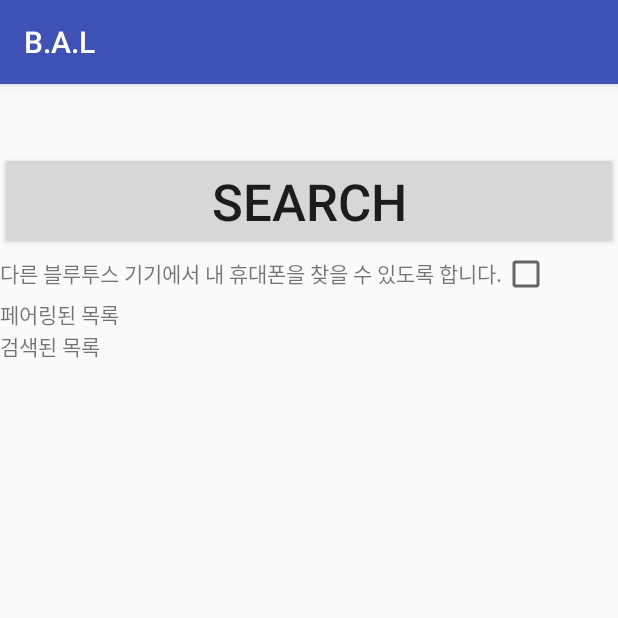
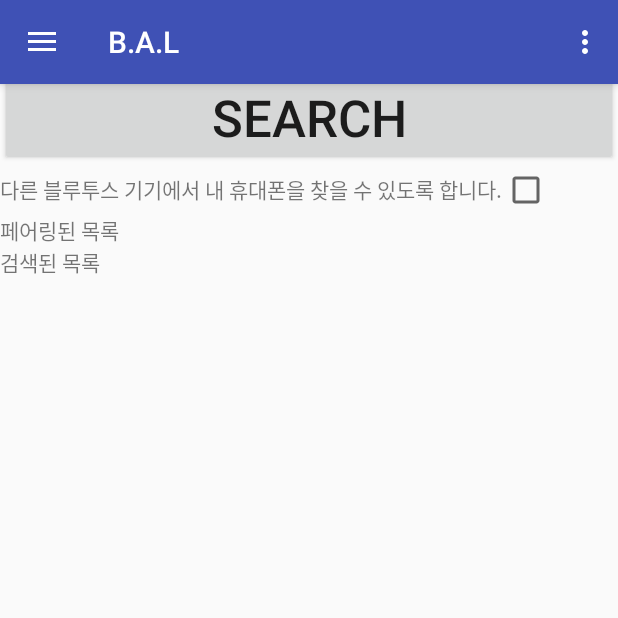
Before and after one commit to jooo0ooo/B.A.L, an Android app: the BluetoothActivity screen opened directly, with no data from a screen before it, on a phone screen of 412 x 824 dp, the top half of it. Run offline under Robolectric (Android 15) with nearby library versions, the phone set to English and light mode, and no system bars; our stand-ins replace CircleImageView; libraries missing offline, so code that uses them is left out: com.androidquery, com.kakao.auth; 2 statements that could not run were skipped.

Commit message:
bluetooth, gps menu with drawer making app icon backpress -> If the User Press the 'BackButton' AGAIN within 2SECONDS, the Application will be terminated

```diff
--- a/app/src/main/AndroidManifest.xml
+++ b/app/src/main/AndroidManifest.xml
@@ -10,7 +10,7 @@
     <application
         android:name=".App"
         android:allowBackup="true"
-        android:icon="@mipmap/ic_launcher"
+        android:icon="@drawable/app_icon"
         android:label="@string/app_name"
         android:roundIcon="@mipmap/ic_launcher_round"
         android:supportsRtl="true"
@@ -43,7 +43,9 @@
 
         </activity>
 
-        <activity android:name=".BluetoothActivity"></activity>
+        <activity
+            android:name=".BluetoothActivity"
+            android:theme="@style/AppTheme.NoActionBar">></activity>
 
         <meta-data
             android:name="com.kakao.sdk.AppKey"
--- /dev/null
+++ b/app/src/main/java/com/pingrae/bal/BackPressClose.java
@@ -0,0 +1,37 @@
+package com.pingrae.bal;
+
+import android.app.Activity;
+import android.support.v4.app.ActivityCompat;
+import android.widget.Toast;
+
+
+//WHAT is the FUNCTION of this class
+//If the User Press the 'BackButton', the Application will be terminated
+public class BackPressClose {
+    private long backkey_pressed_time = 0;
+    private Toast toast;
+    private Activity activity;
+
+    public BackPressClose(Activity context) {
+        this.activity = context;
+    }
+
+    //If the User Press the 'BackButton', The User Can see the Toast Message
+    //And then If the User Press the 'BackButton' AGAIN within 2SECONDS, the Application will be terminated
+    public void onBackPressed() {
+        if (System.currentTimeMillis() > backkey_pressed_time + 2000) {
+            backkey_pressed_time = System.currentTimeMillis();
+            showToast();
+            return;
+        }
+        if (System.currentTimeMillis() <= backkey_pressed_time + 2000) {
+            ActivityCompat.finishAffinity(activity);
+            toast.cancel();
+        }
+    }
+
+    private void showToast() {
+        toast = Toast.makeText(activity, "버튼을 한번 더 누르시면 종료됩니다.", Toast.LENGTH_SHORT);
+        toast.show();
+    }
+}
--- a/app/src/main/java/com/pingrae/bal/BluetoothActivity.java
+++ b/app/src/main/java/com/pingrae/bal/BluetoothActivity.java
@@ -11,20 +11,28 @@ import android.content.BroadcastReceiver;
 import android.content.Context;
 import android.content.Intent;
 import android.content.IntentFilter;
-import android.database.DataSetObserver;
+import android.content.SharedPreferences;
+import android.support.annotation.NonNull;
+import android.support.design.widget.NavigationView;
+import android.support.v4.view.GravityCompat;
+import android.support.v4.widget.DrawerLayout;
+import android.support.v7.app.ActionBarDrawerToggle;
 import android.support.v7.app.AppCompatActivity;
 import android.os.Bundle;
+import android.support.v7.widget.Toolbar;
+import android.view.Menu;
+import android.view.MenuItem;
 import android.view.View;
-import android.view.ViewGroup;
-import android.widget.Adapter;
 import android.widget.AdapterView;
 import android.widget.Button;
 import android.widget.CheckBox;
-import android.widget.ListAdapter;
 import android.widget.ListView;
 import android.widget.SimpleAdapter;
 import android.widget.TextView;
 import android.widget.Toast;
+
+import com.androidquery.AQuery;
+import com.kakao.auth.Session;
 
 import java.lang.reflect.Method;
 import java.util.ArrayList;
@@ -33,7 +41,9 @@ import java.util.List;
 import java.util.Map;
 import java.util.Set;
 
-public class BluetoothActivity extends AppCompatActivity {
+import de.hdodenhof.circleimageview.CircleImageView;
+
+public class BluetoothActivity extends AppCompatActivity implements NavigationView.OnNavigationItemSelectedListener{
 
     //BluetoothAdapter
     BluetoothAdapter mBluetoothAdapter;
@@ -58,18 +68,60 @@ public class BluetoothActivity extends AppCompatActivity {
     List<BluetoothDevice> bluetoothDevices;
     int selectDevice;
 
+    //for drawer
+    CircleImageView nav_header_user_img;
+    String user_nickname, user_email, user_picture;
+    AQuery aQuery;
+
+    private View content;
+
+    BackPressClose back_pressed;
+
 
     @Override
     protected void onCreate(Bundle savedInstanceState) {
         super.onCreate(savedInstanceState);
-        setContentView(R.layout.activity_bluetooth);
+        setContentView(R.layout.activity_bluetooth_main);
+
+        //for drawer
+        Toolbar toolbar = (Toolbar) findViewById(R.id.toolbar);
+        setSupportActionBar(toolbar);
+
+        DrawerLayout drawer = (DrawerLayout) findViewById(R.id.drawer_layout);
+        ActionBarDrawerToggle toggle = new ActionBarDrawerToggle(
+                this, drawer, toolbar, R.string.navigation_drawer_open, R.string.navigation_drawer_close);
+        drawer.addDrawerListener(toggle);
+        toggle.syncState();
+
+        NavigationView navigationView = (NavigationView) findViewById(R.id.nav_view);
+        navigationView.setNavigationItemSelectedListener(this);
+
+
+        SharedPreferences pref = getSharedPreferences("MyPrefs", MODE_PRIVATE);
+        user_nickname = pref.getString("my_nickname", "nothing");
+        user_email = pref.getString("my_email", "nothing");
+        user_picture = pref.getString("picture_url", "nothing");
+
+        View nav_header_view = navigationView.getHeaderView(0);
+
+        nav_header_user_img =(CircleImageView) nav_header_view.findViewById(R.id.user_img);
+        aQuery = new AQuery(this);
+        aQuery.id(nav_header_user_img).image(user_picture); // <- profile small image , userProfile.getProfileImagePath() <- big image
+
+        TextView nav_header_user_nickname = (TextView) nav_header_view.findViewById(R.id.user_nickname);
+        nav_header_user_nickname.setText(user_nickname);
+
+        TextView nav_header_user_email = (TextView) nav_header_view.findViewById(R.id.user_email);
+        nav_header_user_email.setText(user_email);
+
+        content = getLayoutInflater().inflate(R.layout.content_bluetooth, null, false);
 
         //UI
-        txtState = (TextView)findViewById(R.id.txtState);
-        chkFindme = (CheckBox)findViewById(R.id.chkFindme);
-        btnSearch = (Button)findViewById(R.id.btnSearch);
-        listPaired = (ListView)findViewById(R.id.listPaired);
-        listDevice = (ListView)findViewById(R.id.listDevice);
+        txtState = (TextView) content.findViewById(R.id.txtState);
+        chkFindme = (CheckBox) content.findViewById(R.id.chkFindme);
+        btnSearch = (Button) content.findViewById(R.id.btnSearch);
+        listPaired = (ListView) content.findViewById(R.id.listPaired);
+        listDevice = (ListView) content.findViewById(R.id.listDevice);
 
         //Adapter1
         dataPaired = new ArrayList<>();
@@ -142,6 +194,9 @@ public class BluetoothActivity extends AppCompatActivity {
                 }
             }
         });
+
+        back_pressed = new BackPressClose(this);
+
     }
 
 
@@ -323,4 +378,67 @@ public class BluetoothActivity extends AppCompatActivity {
         unregisterReceiver(mBluetoothScanmodeReceiver);
         super.onDestroy();
     }
+
+
+    //for drawer
+    @Override
+    public void onBackPressed() {
+        DrawerLayout drawer = (DrawerLayout) findViewById(R.id.drawer_layout);
+        if (drawer.isDrawerOpen(GravityCompat.START)) {
+            drawer.closeDrawer(GravityCompat.START);
+        } else {
+            //super.onBackPressed();
+            back_pressed.onBackPressed();
+        }
+    }
+
+
+    @Override
+    public boolean onCreateOptionsMenu(Menu menu) {
+        // Inflate the menu; this adds items to the action bar if it is present.
+        getMenuInflater().inflate(R.menu.main, menu);
+        return true;
+    }
+
+    @Override
+    public boolean onOptionsItemSelected(MenuItem item) {
+        // Handle action bar item clicks here. The action bar will
+        // automatically handle clicks on the Home/Up button, so long
+        // as you specify a parent activity in AndroidManifest.xml.
+        int id = item.getItemId();
+
+        //noinspection SimplifiableIfStatement
+        if (id == R.id.action_settings) {
+            return true;
+        }
+
+        return super.onOptionsItemSelected(item);
+    }
+
+    @Override
+    public boolean onNavigationItemSelected(@NonNull MenuItem item) {
+        int id = item.getItemId();
+
+        if (id == R.id.nav_bluetooth) {
+
+        } else if (id == R.id.nav_gps) {
+            Intent intent = new Intent(BluetoothActivity.this, MainActivity.class);
+            startActivity(intent);
+            finish();
+        } else if (id == R.id.nav_test1) {
+
+        } else if (id == R.id.nav_test2) {
+
+        } else if (id == R.id.nav_myinfo) {
+
+        } else if (id == R.id.nav_logout) {
+            if(Session.getCurrentSession().isOpened()) {
+                //requestLogout();
+            }
+        }
+
+        DrawerLayout drawer = (DrawerLayout) findViewById(R.id.drawer_layout);
+        drawer.closeDrawer(GravityCompat.START);
+        return true;
+    }
 }
--- /dev/null
+++ b/app/src/main/res/layout/activity_bluetooth_main.xml
@@ -0,0 +1,25 @@
+<?xml version="1.0" encoding="utf-8"?>
+<android.support.v4.widget.DrawerLayout xmlns:android="http://schemas.android.com/apk/res/android"
+    xmlns:app="http://schemas.android.com/apk/res-auto"
+    xmlns:tools="http://schemas.android.com/tools"
+    android:id="@+id/drawer_layout"
+    android:layout_width="match_parent"
+    android:layout_height="match_parent"
+    android:fitsSystemWindows="true"
+    tools:openDrawer="start">
+
+    <include
+        layout="@layout/app_bar_bluetooth_main"
+        android:layout_width="match_parent"
+        android:layout_height="match_parent" />
+
+    <android.support.design.widget.NavigationView
+        android:id="@+id/nav_view"
+        android:layout_width="wrap_content"
+        android:layout_height="match_parent"
+        android:layout_gravity="start"
+        android:fitsSystemWindows="true"
+        app:headerLayout="@layout/nav_header_main"
+        app:menu="@menu/activity_main_drawer" />
+
+</android.support.v4.widget.DrawerLayout>
--- /dev/null
+++ b/app/src/main/res/layout/app_bar_bluetooth_main.xml
@@ -0,0 +1,25 @@
+<?xml version="1.0" encoding="utf-8"?>
+<android.support.design.widget.CoordinatorLayout xmlns:android="http://schemas.android.com/apk/res/android"
+    xmlns:app="http://schemas.android.com/apk/res-auto"
+    xmlns:tools="http://schemas.android.com/tools"
+    android:layout_width="match_parent"
+    android:layout_height="match_parent"
+    tools:context="com.pingrae.bal.BluetoothActivity">
+
+    <android.support.design.widget.AppBarLayout
+        android:layout_width="match_parent"
+        android:layout_height="wrap_content"
+        android:theme="@style/AppTheme.AppBarOverlay">
+
+        <android.support.v7.widget.Toolbar
+            android:id="@+id/toolbar"
+            android:layout_width="match_parent"
+            android:layout_height="?attr/actionBarSize"
+            android:background="?attr/colorPrimary"
+            app:popupTheme="@style/AppTheme.PopupOverlay" />
+
+    </android.support.design.widget.AppBarLayout>
+
+    <include layout="@layout/content_bluetooth" />
+
+</android.support.design.widget.CoordinatorLayout>
```
Also changed, not shown: app/src/main/java/com/pingrae/bal/LoginActivity.java (+8 -0 lines), app/src/main/java/com/pingrae/bal/MainActivity.java (+9 -1 lines), app/src/main/res/menu/activity_main_drawer.xml (+4 -4 lines), app/src/main/res/drawable/app_icon.png (added), app/src/main/res/layout/content_bluetooth.xml (renamed from app/src/main/res/layout/activity_bluetooth.xml), 1 other file.
